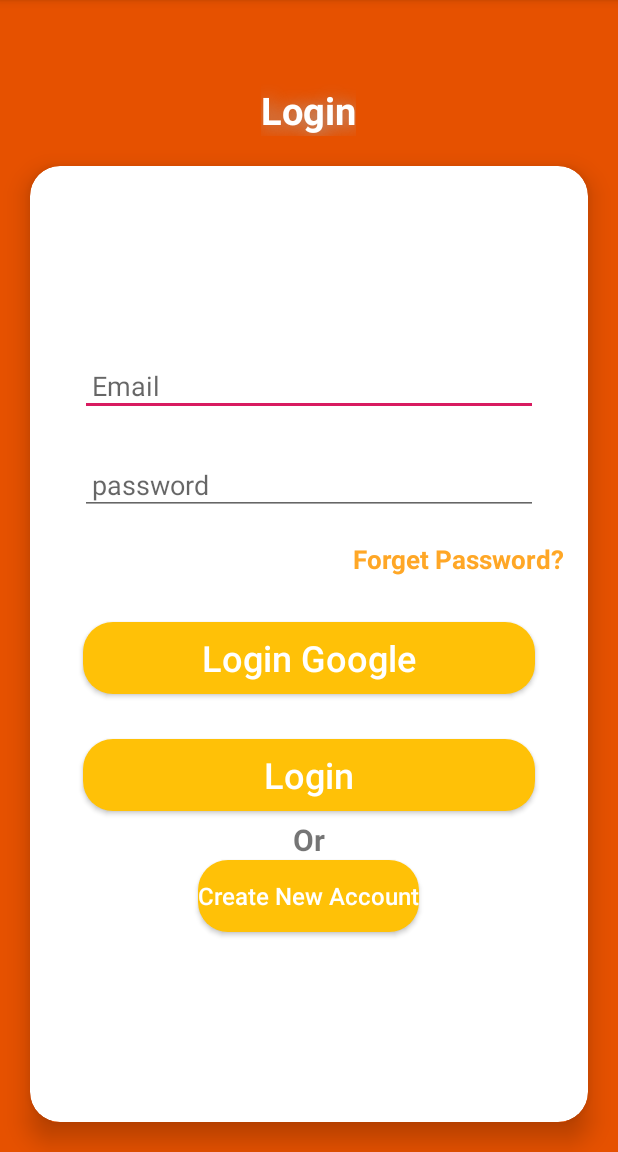
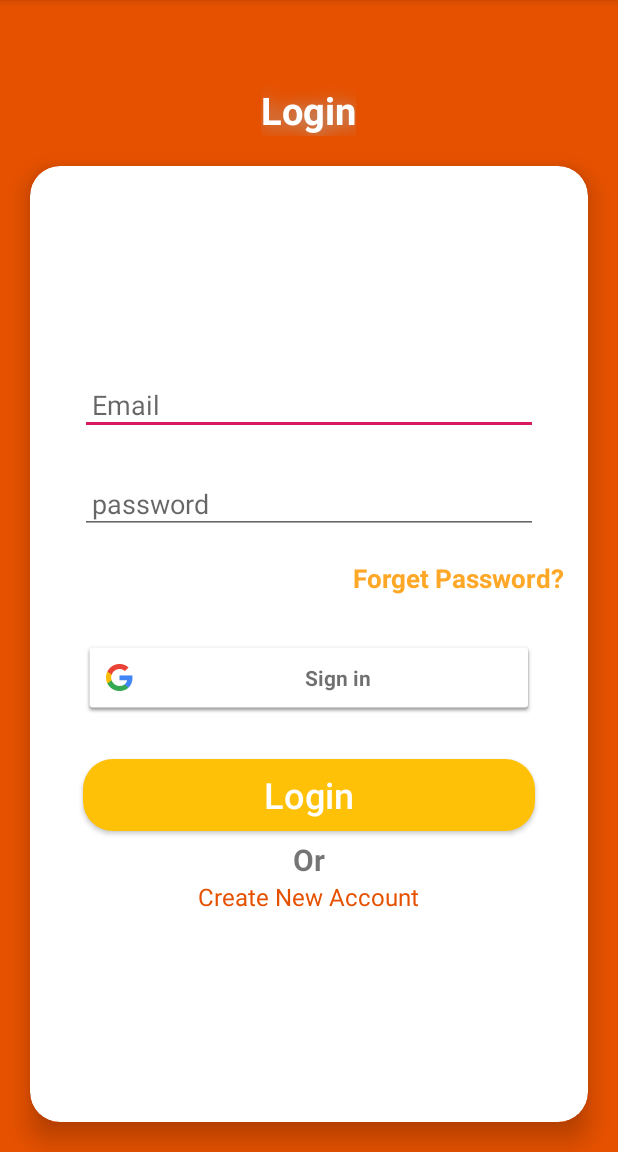
Before and after one commit to Omar4518/Pharma, an Android app: the LoginActivityUser screen opened directly, with no data from a screen before it, on a phone screen of 412 x 824 dp, the part 84-1236 px from its top. Run offline under Robolectric (Android 15) with nearby library versions, the phone set to English and light mode, and no system bars; our stand-ins replace Firebase (no records; nobody signed in at launch, a user with empty details on screens opened directly); 2 statements that could not run were skipped.

Commit message:
login user design

```diff
--- a/app/src/main/java/com/example/pharma_user/LoginActivityUser.java
+++ b/app/src/main/java/com/example/pharma_user/LoginActivityUser.java
@@ -28,12 +28,12 @@ import com.google.firebase.auth.GoogleAuthProvider;
 
 public class LoginActivityUser extends AppCompatActivity {
     private static final int RC_SIGN_IN = 101;
-    private Button LoginButtonUser, CreateNewAccountButtonUser;
+    private Button LoginButtonUser;
     private EditText UserEmailUser, UserPasswordUser;
-    private TextView ForgetPasswordLinkUser;
+    private TextView ForgetPasswordLinkUser,CreateNewAccountLinkUser;
     private ProgressDialog loadingBar;
     private FirebaseAuth mAuth;
-    private Button btngoogle;
+    private Button ButtonGoogle;
     GoogleSignInClient mGoogleSignInClient;
 
     @Override
@@ -41,9 +41,6 @@ public class LoginActivityUser extends AppCompatActivity {
         super.onCreate(savedInstanceState);
         setContentView(R.layout.activity_login_user);
         mAuth = FirebaseAuth.getInstance();
-        btngoogle = findViewById(R.id.login_button_user_google);
-
-
         InitializeFields();//bandah 3la elmethod eli b3rf fiha eli mogod feldesign
         ForgetPasswordLinkUser.setOnClickListener(new View.OnClickListener() {
             @Override
@@ -58,7 +55,7 @@ public class LoginActivityUser extends AppCompatActivity {
                 .requestEmail()
                 .build();
         mGoogleSignInClient = GoogleSignIn.getClient(this, gso);
-        btngoogle.setOnClickListener(new View.OnClickListener() {
+        ButtonGoogle.setOnClickListener(new View.OnClickListener() {
             @Override
             public void onClick(View v) {
                 signIn();
@@ -66,7 +63,7 @@ public class LoginActivityUser extends AppCompatActivity {
         });
 
 
-        CreateNewAccountButtonUser.setOnClickListener(new View.OnClickListener() {
+        CreateNewAccountLinkUser.setOnClickListener(new View.OnClickListener() {
             @Override
             public void onClick(View v) {
                 SendUserToRegisterUserActivity();
@@ -129,6 +126,7 @@ public class LoginActivityUser extends AppCompatActivity {
                 });
     }
 
+
     private void updateUI(FirebaseUser user) {
         Intent intent = new Intent(LoginActivityUser.this, MainActivity.class);
         startActivity(intent);
@@ -141,20 +139,26 @@ public class LoginActivityUser extends AppCompatActivity {
         startActivity(registerIntent);
     }
 
-    private void AllowUserToLogin()//elmetod eli bt3ml login
+    private boolean AllowUserToLogin()//elmetod eli bt3ml login
     {
         String userEmail = UserEmailUser.getText().toString();
         String userPassword = UserPasswordUser.getText().toString();
 
-        if (TextUtils.isEmpty(userEmail))//lw sab mkan elemail fady y2olo ektb email
+        if (userEmail.isEmpty())//lw sab mkan elemail fady y2olo ektb email
         {
             Toast.makeText(this, "Please enter email", Toast.LENGTH_SHORT).show();
         }
 
-        if (TextUtils.isEmpty(userPassword))//lw sab mkan elpass fady y2olo ektb elpass
+        else if (userPassword.isEmpty())//lw sab mkan elpass fady y2olo ektb elpass
         {
             Toast.makeText(this, "Please enter password", Toast.LENGTH_SHORT).show();
-        } else {
+        }
+        else if(userEmail.endsWith(".com")!= true || userEmail.contains("@")!= true)
+        {
+            Toast.makeText(getApplicationContext(),"please valid E-mail",Toast.LENGTH_SHORT).show();
+            return false;
+        }
+        else {
             loadingBar.setTitle("Sign In");
             loadingBar.setMessage("please wait");
             loadingBar.setCanceledOnTouchOutside(false);
@@ -176,6 +180,7 @@ public class LoginActivityUser extends AppCompatActivity {
                         }
                     });
         }
+        return true;
     }
 
     private void SendUserToMainUserActivity() {
@@ -186,7 +191,8 @@ public class LoginActivityUser extends AppCompatActivity {
 
     private void InitializeFields() {//t3ref eli mogod feldesign
         LoginButtonUser = (Button) findViewById(R.id.login_button_user);
-        CreateNewAccountButtonUser = (Button) findViewById(R.id.login_create_new_account_button_user);
+        ButtonGoogle = findViewById(R.id.login_button_user_google);
+        CreateNewAccountLinkUser = (TextView) findViewById(R.id.login_create_new_account_text_user);
         UserEmailUser = (EditText) findViewById(R.id.login_email_user);
         UserPasswordUser = (EditText) findViewById(R.id.login_password_user);
         ForgetPasswordLinkUser = (TextView) findViewById(R.id.forget_password_link_login_user);
--- a/app/src/main/res/layout/activity_login_user.xml
+++ b/app/src/main/res/layout/activity_login_user.xml
@@ -100,18 +100,18 @@
                     android:textSize="17sp"
                     android:textStyle="bold" />
 
-                <Button
+                <com.google.android.gms.common.SignInButton
                     android:id="@+id/login_button_user_google"
                     android:layout_width="match_parent"
                     android:layout_height="wrap_content"
                     android:layout_marginLeft="19dp"
                     android:layout_marginTop="30dp"
                     android:layout_marginRight="19dp"
-                    android:background="@drawable/confirm_button"
                     android:text="@string/login_button_user2"
                     android:textAllCaps="false"
                     android:textColor="@android:color/background_light"
                     android:textSize="24sp" />
+
                 <Button
                     android:id="@+id/login_button_user"
                     android:layout_width="match_parent"
@@ -138,17 +138,16 @@
                     android:textSize="20sp"
                     android:textStyle="bold" />
 
-                <Button
-                    android:id="@+id/login_create_new_account_button_user"
+                <TextView
+                    android:id="@+id/login_create_new_account_text_user"
                     android:layout_width="wrap_content"
                     android:layout_height="wrap_content"
                     android:layout_marginLeft="19dp"
                     android:layout_marginRight="19dp"
-                    android:background="@drawable/confirm_button"
-                    android:text="@string/login_create_new_account_button_user"
+                    android:text="@string/login_create_new_account_text_user"
                     android:textAllCaps="false"
-                    android:textColor="@android:color/background_light"
-                    android:textSize="16sp" />
+                    android:textSize="16sp"
+                    android:textColor="@color/colorPrimaryDark"/>
 
 
             </LinearLayout>
--- a/app/src/main/res/values/strings.xml
+++ b/app/src/main/res/values/strings.xml
@@ -32,7 +32,7 @@
     <string name="edit_text_password_login_hint_user">password</string>
     <string name="text_view_forget_password_user">Forget Password?</string>
     <string name="text_or_user">Or</string>
-    <string name="login_create_new_account_button_user">Create New Account</string>
+    <string name="login_create_new_account_text_user">Create New Account</string>
     <string name="login_button_user">Login</string>
     <string name="login_button_user2">Login Google</string>
     <!--login admin strings-->
```
